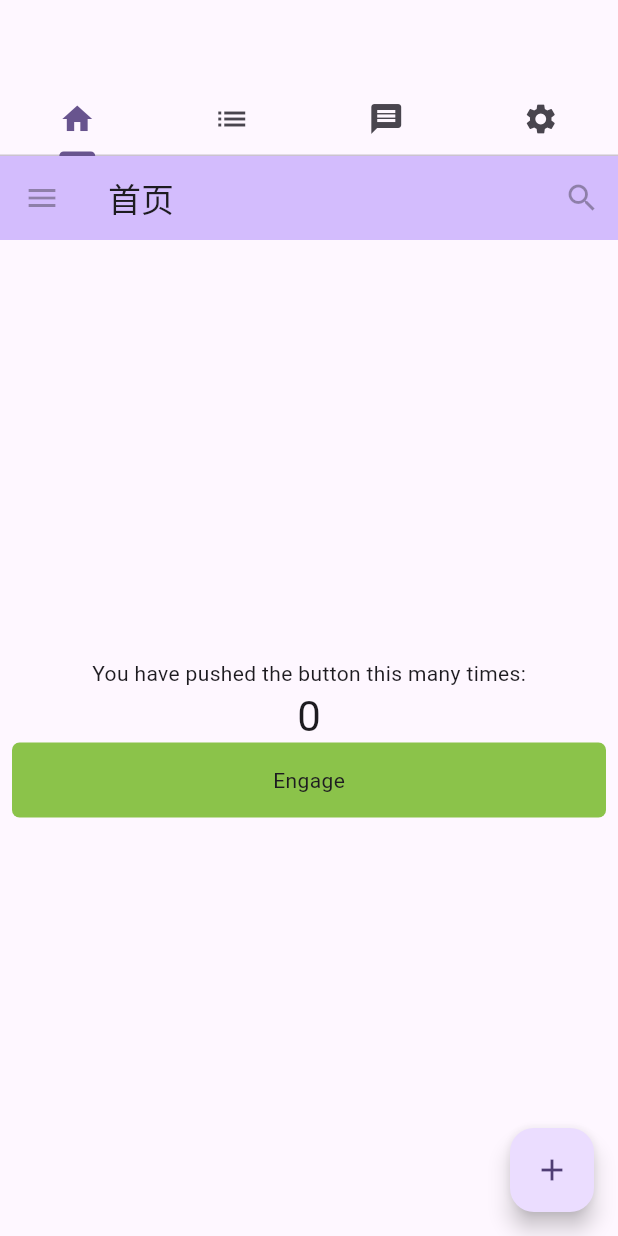
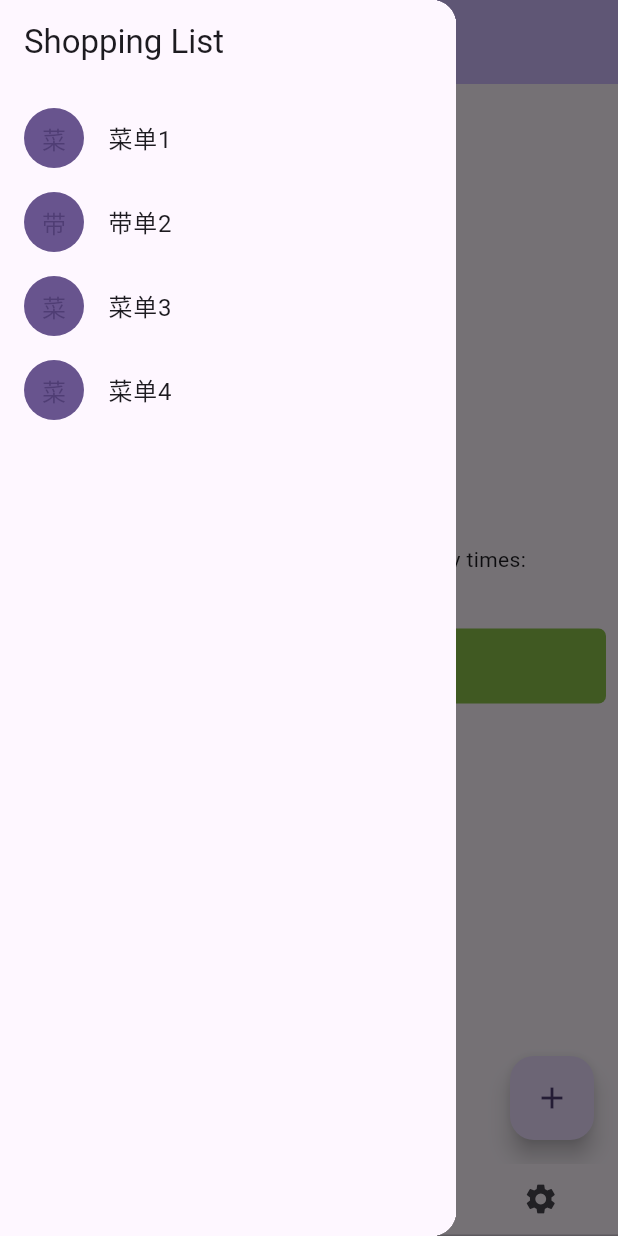
Before and after one commit to Haoke98/PassKeyVault, a Flutter app: the screen it shows after launch, with the side drawer open (before the commit the screen has no drawer), on a phone screen of 412 x 824 dp. Run offline on Flutter 3.47's test engine with Material 3 defaults, Android fonts, the phone set to English and light mode, and no system bars.

Commit message:
把tabbar移植到了页面底部, 其次增加了全局的drawer.
Signed-off-by: Sadam·Sadik <1903249375@qq.com>

```diff
--- a/lib/main.dart
+++ b/lib/main.dart
@@ -33,12 +33,10 @@ class MyApp extends StatelessWidget {
       home: DefaultTabController(
         length: 3,
         child: Scaffold(
-          appBar: AppBar(bottom: const TabBar(tabs: [
-            Tab(icon: Icon(Icons.home),),
-            Tab(icon: Icon(Icons.list),),
-            Tab(icon: Icon(Icons.message),),
-            Tab(icon: Icon(Icons.settings),),
-          ]),),
+          appBar: AppBar(
+            title: Text("欢迎"),
+            backgroundColor: Theme.of(context).colorScheme.inversePrimary,
+          ),
           body: const TabBarView(children: [
             MyHomePage(title: "首页"),
             ShoppingList(products: [
@@ -48,6 +46,20 @@ class MyApp extends StatelessWidget {
               Product(name: "D"),
             ])
           ]),
+          drawer: Drawer(
+            child: ShoppingList(products: [
+              Product(name: "菜单1"),
+              Product(name: "带单2"),
+              Product(name: "菜单3"),
+              Product(name: "菜单4"),
+            ]),
+          ),
+          bottomNavigationBar: TabBar(tabs: [
+            Tab(icon: Icon(Icons.home),),
+            Tab(icon: Icon(Icons.list),),
+            Tab(icon: Icon(Icons.message),),
+            Tab(icon: Icon(Icons.settings),),
+          ])
         ),
       )
     );
--- a/lib/pages/home.dart
+++ b/lib/pages/home.dart
@@ -24,27 +24,6 @@ class _MyHomePageState extends State<MyHomePage> {
     // fast, so that you can just rebuild anything that needs updating rather
     // than having to individually change instances of widgets.
     return Scaffold(
-      appBar: AppBar(
-        // TRY THIS: Try changing the color here to a specific color (to
-        // Colors.amber, perhaps?) and trigger a hot reload to see the AppBar
-        // change color while the other colors stay the same.
-        backgroundColor: Theme.of(context).colorScheme.inversePrimary,
-        // Here we take the value from the MyHomePage object that was created by
-        // the App.build method, and use it to set our appbar title.
-        leading: const IconButton(
-          icon: Icon(Icons.menu),
-          tooltip: 'Navigation menu',
-          onPressed: null,
-        ),
-        title: Text(widget.title),
-        actions: const [
-          IconButton(
-            icon: Icon(Icons.search),
-            tooltip: 'Search',
-            onPressed: null,
-          ),
-        ],
-      ),
       body: Center(
         // Center is a layout widget. It takes a single child and positions it
         // in the middle of the parent.
```
